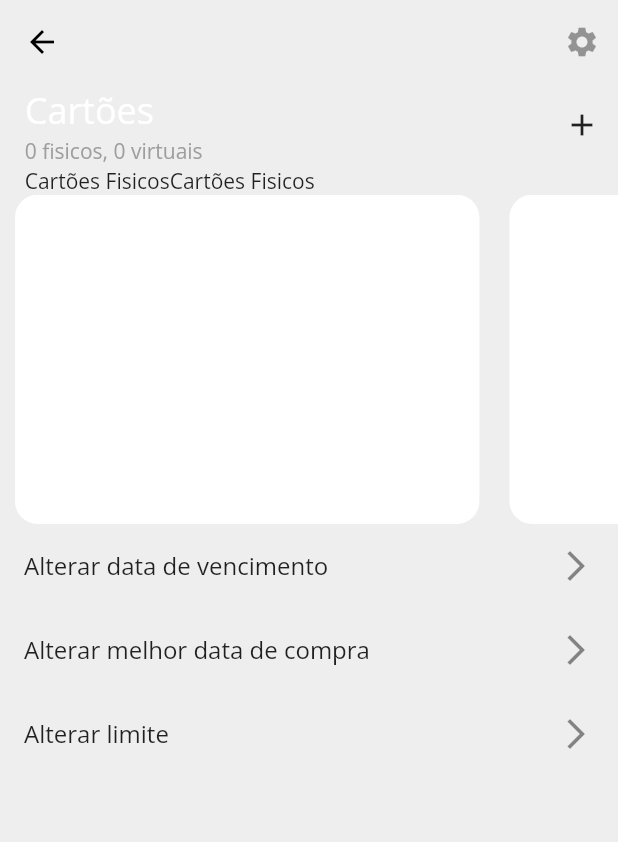
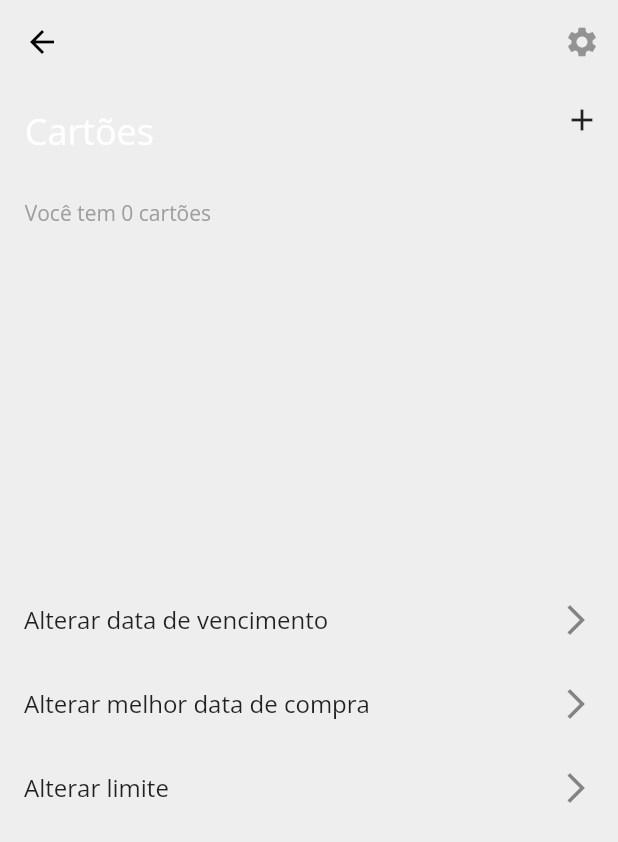
Before and after one commit to hbedford/Minhas-Contas, a Flutter app: the HomeScreen screen opened by its route, item 2 of the bottom bar chosen, after a tap on "ver detalhes", on a phone screen of 412 x 824 dp. Shown: the top 842 px of the screen. Run offline on Flutter 3.47's test engine with Material 2 defaults, Android fonts, the phone set to English and light mode, and no system bars; our stand-ins replace flushbar, flutter_mobx, get_it, google_fonts, mobx, shared_preferences and 1 more; accounts and stored records are empty; generated files the repository leaves out were written again.

Commit message:
melhorias visuais

```diff
--- a/lib/main.dart
+++ b/lib/main.dart
@@ -32,7 +32,7 @@ void main() async {
         [
           CreditCardModel(
             id: 1,
-            name: 'Teste',
+            name: 'Itau Card',
             color: Colors.green,
             payments: ObservableList.of(
               [
--- a/lib/src/app.dart
+++ b/lib/src/app.dart
@@ -2,6 +2,8 @@ import 'package:flutter/material.dart';
 import 'package:get_it/get_it.dart';
 import 'package:google_fonts/google_fonts.dart';
 import 'package:minhasconta/src/screens/categories_screen.dart';
+import 'package:minhasconta/src/screens/creditcard_screen.dart';
+import 'package:minhasconta/src/screens/creditcards_screen.dart';
 import 'package:minhasconta/src/screens/home_screen.dart';
 import 'package:minhasconta/src/screens/loading_screen.dart';
 import 'package:minhasconta/src/screens/login_screen.dart';
@@ -22,6 +24,8 @@ class App extends StatelessWidget {
         '/login': (context) => LoginScreen(),
         '/home': (context) => HomeScreen(),
         '/categories': (context) => CategoriesScreen(),
+        '/card': (context) => CreditCardScreen(),
+        '/cards': (context) => CreditCardsScreen(),
       },
       /* home: LoginScreen(), */
       darkTheme: ThemeData.dark(),
--- /dev/null
+++ b/lib/src/home_pages/creditcards_page.dart
@@ -0,0 +1,103 @@
+import 'package:flutter/material.dart';
+import 'package:flutter_mobx/flutter_mobx.dart';
+import 'package:get_it/get_it.dart';
+import 'package:minhasconta/src/controllers/creditcards_controller.dart';
+import 'package:minhasconta/src/controllers/home_controller.dart';
+import 'package:minhasconta/src/screens/creditcard_screen.dart';
+import 'package:minhasconta/src/screens/creditcards_screen.dart';
+import 'package:minhasconta/src/widgets/creditcard_widget.dart';
+
+class CreditCardsPage extends StatelessWidget {
+  final c = GetIt.instance<HomeController>();
+  final creditCardsController = GetIt.instance<CreditCardsController>();
+  @override
+  Widget build(BuildContext context) {
+    return LayoutBuilder(
+      builder: (context, constraint) => Stack(
+        children: [
+          /* bottomMenu(constraint), */
+          Container(
+            height: constraint.maxHeight * 0.1,
+          ),
+          Column(
+            children: [
+              Flexible(child: Container()),
+              creditCardsInfo(constraint, context),
+              Flexible(
+                  child: LayoutBuilder(
+                builder: (c, constraints) => Container(),
+              ))
+            ],
+          ),
+          Observer(
+              builder: (_) => Visibility(
+                  visible: c.actionButton,
+                  child: Positioned(
+                      bottom: constraint.maxHeight * 0.2,
+                      right: constraint.maxWidth * 0.1,
+                      child: Row(children: [
+                        Text('Gasto/Ganho'),
+                        IconButton(
+                            icon: Icon(Icons.payment), onPressed: () => null)
+                      ]))))
+        ],
+      ),
+    );
+  }
+
+  creditCardsInfo(BoxConstraints constraint, BuildContext context) => Flexible(
+        child: Column(
+          children: [
+            Flexible(
+              child: Container(
+                margin: EdgeInsets.only(left: constraint.maxWidth * 0.05),
+                child: Row(
+                  mainAxisAlignment: MainAxisAlignment.spaceBetween,
+                  children: [
+                    Text(
+                      'Cartões',
+                      style: TextStyle(),
+                    ),
+                    FlatButton(
+                      child: Text('ver detalhes'),
+                      onPressed: () => Navigator.push(
+                        context,
+                        MaterialPageRoute(
+                          builder: (context) => CreditCardsScreen(),
+                        ),
+                      ),
+                    ),
+                  ],
+                ),
+              ),
+            ),
+            Flexible(
+              flex: 2,
+              child: LayoutBuilder(
+                builder: (c, constraints) => ListView(
+                  physics: PageScrollPhysics(),
+                  scrollDirection: Axis.horizontal,
+                  children: creditCardsController.creditCards
+                      .map(
+                        (e) => InkWell(
+                            onTap: () {
+                              creditCardsController.changeCreditCard(e);
+                              Navigator.push(
+                                  context,
+                                  MaterialPageRoute(
+                                      builder: (context) =>
+                                          CreditCardScreen()));
+                            },
+                            child: CreditCardWidget(
+                              creditCard: e,
+                              constrainedBox: constraints,
+                            )),
+                      )
+                      .toList(),
+                ),
+              ),
+            ),
+          ],
+        ),
+      );
+}
--- a/lib/src/screens/creditcards_screen.dart
+++ b/lib/src/screens/creditcards_screen.dart
@@ -1,10 +1,13 @@
 import 'package:flutter/material.dart';
 import 'package:flutter_mobx/flutter_mobx.dart';
+import 'package:get_it/get_it.dart';
+import 'package:minhasconta/src/controllers/creditcards_controller.dart';
 import 'package:minhasconta/src/widgets/creditcard_widget.dart';
 
 import 'addcreditcard_screen.dart';
 
 class CreditCardsScreen extends StatelessWidget {
+  final c = GetIt.instance<CreditCardsController>();
   @override
   Widget build(BuildContext context) {
     return Scaffold(
@@ -17,7 +20,7 @@ class CreditCardsScreen extends StatelessWidget {
         builder: (context, constraint) => Column(
           children: [
             Flexible(
-              flex: 1,
+              flex: 2,
               child: Container(
                 margin: EdgeInsets.only(left: constraint.maxWidth * 0.04),
                 child: Row(
@@ -32,11 +35,13 @@ class CreditCardsScreen extends StatelessWidget {
                           style: TextStyle(color: Colors.white, fontSize: 24),
                         ),
                         Text(
-                          '0 fisicos, 0 virtuais',
+                          'Você tem ${c.creditCards.length} cart${c.creditCards.length == 1 ? 'ão' : 'ões'}',
                           style: TextStyle(color: Colors.grey, fontSize: 14),
                         ),
                       ],
                     ),
+                    Column(
+                      children: [
                         IconButton(
                           icon: Icon(Icons.add),
                           onPressed: () => Navigator.push(
@@ -45,22 +50,6 @@ class CreditCardsScreen extends StatelessWidget {
                                   builder: (context) => AddCreditCardScreen())),
                         ),
                       ],
-                ),
-              ),
-            ),
-            Flexible(
-              flex: 1,
-              child: Container(
-                margin: EdgeInsets.only(left: constraint.maxWidth * 0.04),
-                child: Row(
-                  children: [
-                    InkWell(
-                      onTap: () => null,
-                      child: Text('Cartões Fisicos'),
-                    ),
-                    InkWell(
-                      onTap: () => null,
-                      child: Text('Cartões Fisicos'),
                     ),
                   ],
                 ),
@@ -71,10 +60,20 @@ class CreditCardsScreen extends StatelessWidget {
               child: LayoutBuilder(
                 builder: (context, constraints) => ListView.builder(
                     scrollDirection: Axis.horizontal,
-                    itemCount: 2,
+                    itemCount: c.creditCards.length,
                     itemBuilder: (context, int index) => Container(
                           width: constraints.maxWidth * 0.8,
-                          child: CreditCardWidget(),
+                          child: InkWell(
+                              onLongPress: () => c.creditCards[index]
+                                  .changeOptionsActive(
+                                      !c.creditCards[index].optionsActive),
+                              onTap: () {
+                                c.changeCreditCard(c.creditCards[index]);
+                                Navigator.pushNamed(context, '/card');
+                              },
+                              child: CreditCardWidget(
+                                creditCard: c.creditCards[index],
+                              )),
                         )),
               ),
             ),
@@ -82,12 +81,10 @@ class CreditCardsScreen extends StatelessWidget {
               flex: 8,
               child: Column(
                 children: [
-                  Observer(
-                    builder: (_) => ListTile(
+                  ListTile(
                     onTap: () => null,
                     title: Text('Alterar data de vencimento'),
                     trailing: Icon(Icons.arrow_forward_ios),
-                    ),
                   ),
                   ListTile(
                     onTap: () => null,
--- a/lib/src/screens/home_screen.dart
+++ b/lib/src/screens/home_screen.dart
@@ -4,14 +4,12 @@ import 'package:get_it/get_it.dart';
 import 'package:minhasconta/src/controllers/creditcards_controller.dart';
 import 'package:minhasconta/src/controllers/home_controller.dart';
 import 'package:minhasconta/src/controllers/payment_controller.dart';
+import 'package:minhasconta/src/home_pages/creditcards_page.dart';
 import 'package:minhasconta/src/models/menu_model.dart';
 import 'package:minhasconta/src/models/project_model.dart';
 import 'package:minhasconta/src/screens/configs_screen.dart';
-import 'package:minhasconta/src/screens/creditcard_screen.dart';
 import 'package:minhasconta/src/screens/projects_screen.dart';
 import 'package:minhasconta/src/widgets/addnewpayment_widget.dart';
-import 'package:minhasconta/src/widgets/creditcard_widget.dart';
-import 'creditcards_screen.dart';
 
 class HomeScreen extends StatelessWidget {
   final c = GetIt.instance<HomeController>();
@@ -26,76 +24,103 @@ class HomeScreen extends StatelessWidget {
   ];
   @override
   Widget build(BuildContext context) {
-    return Scaffold(
+    return Observer(
+      builder: (_) => Scaffold(
         appBar: AppBar(
-        title: Text('Minhas Contas'),
+          title: Text(
+            'Minhas Contas',
+            style: TextStyle(color: c.index == 0 ? Colors.white : Colors.black),
+          ),
           centerTitle: true,
-        backgroundColor: Colors.transparent,
+          backgroundColor: c.index == 0 ? Colors.blue : Colors.transparent,
           elevation: 0.0,
         ),
-      body: LayoutBuilder(
+        body: body(),
+        floatingActionButtonLocation: FloatingActionButtonLocation.centerDocked,
+        bottomNavigationBar: bottomNavigation(),
+        floatingActionButton: FloatingActionButton(
+          onPressed: () => showDialogAdd(context),
+          child: Icon(Icons.add),
+        ),
+      ),
+    );
+  }
+
+  body() => LayoutBuilder(
         builder: (context, constraint) => Observer(
             builder: (_) => c.index == 0
-                ? Container(
+                ? Stack(
+                    children: [
+                      Container(
+                        color: Colors.blue,
+                        height: constraint.maxHeight * 0.2,
+                      ),
+                      Container(
                         margin: EdgeInsets.symmetric(
                             horizontal: constraint.maxWidth * 0.04),
                         child: Column(
                           children: [
-                        Spacer(),
                             Flexible(
-                          flex: 2,
+                              flex: 4,
+                              child: Container(
+                                height: constraint.maxHeight * 0.4,
                                 child: Row(
+                                    mainAxisAlignment: MainAxisAlignment.end,
                                     children: [
-                              Text('Seja bem vindo de volta'),
-                            ],
-                            mainAxisAlignment: MainAxisAlignment.end,
+                                      Text(
+                                        'Seja bem vindo(a) de volta',
+                                        style: TextStyle(
+                                            color: Colors.white, fontSize: 20),
+                                      ),
+                                    ]),
                               ),
                             ),
-                        Spacer(),
                             Flexible(
+                                flex: 7,
+                                child: LayoutBuilder(
+                                    builder: (context, constraints) => Card(
+                                          elevation: 8,
+                                          child: Container(
+                                              padding: EdgeInsets.symmetric(
+                                                  horizontal:
+                                                      constraints.maxWidth *
+                                                          0.02,
+                                                  vertical:
+                                                      constraints.maxHeight *
+                                                          0.02),
+                                              height: constraints.maxHeight,
+                                              width: constraints.maxWidth,
+                                              child: Text('Ultima informação')),
+                                        ))),
+                            Spacer(
                               flex: 2,
-                          child: Row(
-                            mainAxisAlignment: MainAxisAlignment.start,
-                            children: [
-                              Text('Ultimas despesas'),
+                            ),
+                            title('Ultimas despesas', () => null),
+                            Spacer(
+                              flex: 1,
+                            ),
+                            listWidget([1, 2, 3]),
+                            Spacer(
+                              flex: 1,
+                            ),
+                            title('Avisos', () => null),
+                            Spacer(
+                              flex: 1,
+                            ),
+                            listWidget([1, 2]),
                           ],
                         ),
                       ),
-                        Flexible(
-                            flex: 4,
-                            child: ListView.builder(
-                                itemCount: 3,
-                                scrollDirection: Axis.horizontal,
-                                itemBuilder: (context, int index) =>
-                                    Card(child: Text('Testando')))),
-                        Flexible(
-                            flex: 2,
-                            child: Row(
-                              children: [
-                                Text('Avisos'),
                     ],
-                              mainAxisAlignment: MainAxisAlignment.start,
-                            )),
-                        Flexible(
-                            flex: 4,
-                            child: ListView.builder(
-                                scrollDirection: Axis.horizontal,
-                                itemCount: 3,
-                                itemBuilder: (context, int index) => Card(
-                                      child: Text('Testando'),
-                                    ))),
-                      ],
-                    ),
                   )
                 : c.index == 1
-                    ? creditCardsInfoWidget()
+                    ? CreditCardsPage()
                     : c.index == 2
                         ? ProjectsScreen()
                         : c.index == 3 ? ConfigsScreen() : Container()),
-      ),
-      floatingActionButtonLocation: FloatingActionButtonLocation.centerDocked,
-      bottomNavigationBar: BottomAppBar(
-        notchMargin: 2,
+      );
+  bottomNavigation() => BottomAppBar(
+        notchMargin: 5,
         shape: CircularNotchedRectangle(),
         child: Container(
           height: 50,
@@ -134,102 +159,10 @@ class HomeScreen extends StatelessWidget {
             ],
           ),
         ),
-      ),
-      floatingActionButton: FloatingActionButton(
-        onPressed: () => showDialogAdd(context),
-        child: Icon(Icons.add),
-      ),
       );
-  }
-
-  creditCardsInfoWidget() => LayoutBuilder(
-        builder: (context, constraint) => Stack(
-          children: [
-            /* bottomMenu(constraint), */
-            Container(
-              height: constraint.maxHeight * 0.1,
-            ),
-            Column(
-              children: [
-                Flexible(child: Container()),
-                creditCardsInfo(constraint, context),
-                Flexible(
-                    child: LayoutBuilder(
-                  builder: (c, constraints) => Container(),
-                ))
-              ],
-            ),
-            Observer(
-                builder: (_) => Visibility(
-                    visible: c.actionButton,
-                    child: Positioned(
-                        bottom: constraint.maxHeight * 0.2,
-                        right: constraint.maxWidth * 0.1,
-                        child: Row(children: [
-                          Text('Gasto/Ganho'),
-                          IconButton(
-                              icon: Icon(Icons.payment), onPressed: () => null)
-                        ]))))
-          ],
-        ),
-      );
-
   BottomNavigationBarItem bottomItem() =>
       BottomNavigationBarItem(icon: Icon(Icons.credit_card));
-  creditCardsInfo(BoxConstraints constraint, BuildContext context) => Flexible(
-        child: Column(
-          children: [
-            Flexible(
-              child: Container(
-                margin: EdgeInsets.only(left: constraint.maxWidth * 0.05),
-                child: Row(
-                  mainAxisAlignment: MainAxisAlignment.spaceBetween,
-                  children: [
-                    Text(
-                      'Cartões',
-                      style: TextStyle(),
-                    ),
-                    FlatButton(
-                      child: Text('ver detalhes'),
-                      onPressed: () => Navigator.push(
-                        context,
-                        MaterialPageRoute(
-                          builder: (context) => CreditCardsScreen(),
-                        ),
-                      ),
-                    ),
-                  ],
-                ),
-              ),
-            ),
-            Flexible(
-              child: LayoutBuilder(
-                builder: (c, constraints) => ListView(
-                  physics: PageScrollPhysics(),
-                  scrollDirection: Axis.horizontal,
-                  children: creditCardsController.creditCards
-                      .map(
-                        (e) => InkWell(
-                            onTap: () {
-                              creditCardsController.changeCreditCard(e);
-                              Navigator.push(
-                                  context,
-                                  MaterialPageRoute(
-                                      builder: (context) =>
-                                          CreditCardScreen()));
-                            },
-                            child: CreditCardWidget(
-                              creditCard: e,
-                              constrainedBox: constraints,
-                            )),
-                      )
-                      .toList(),
-                ),
-              ),
-            ),
-          ],
-        ),
-      );
+
   showDialogAdd(BuildContext context) {
     cp.initiatePayment();
     showModalBottomSheet(
@@ -237,4 +170,27 @@ class HomeScreen extends StatelessWidget {
         context: context,
         builder: (_) => AddNewPaymentWidget());
   }
+
+  title(String title, Function f) => Flexible(
+      flex: 5,
+      child: Row(mainAxisAlignment: MainAxisAlignment.spaceBetween, children: [
+        Text(title,
+            style: TextStyle(fontWeight: FontWeight.w900, fontSize: 16)),
+        InkWell(onTap: f, child: Text('ver mais'))
+      ]));
+  listWidget(List l) => Flexible(
+      flex: 6,
+      child: LayoutBuilder(
+        builder: (context, constraint) => ListView.builder(
+            itemCount: l.length,
+            scrollDirection: Axis.horizontal,
+            itemBuilder: (context, int index) => Card(
+                elevation: 2,
+                child: Container(
+                    padding: EdgeInsets.symmetric(
+                        horizontal: constraint.maxWidth * 0.02,
+                        vertical: constraint.maxHeight * 0.01),
+                    width: constraint.maxWidth * 0.4,
+                    child: Text('Testando')))),
+      ));
 }
--- a/lib/src/widgets/addnewpayment_widget.dart
+++ b/lib/src/widgets/addnewpayment_widget.dart
@@ -24,7 +24,6 @@ class AddNewPaymentWidget extends StatelessWidget {
           decoration: BoxDecoration(
               color: Colors.white,
               borderRadius: BorderRadius.vertical(top: Radius.circular(20))),
-            child: Expanded(
           child: c.step == 0
               ? step0()
               : c.step == 1
@@ -34,7 +33,7 @@ class AddNewPaymentWidget extends StatelessWidget {
                       : c.step == 3
                           ? step3()
                           : c.step == 4 ? step4() : Container(),
-            )),
+        ),
       ),
     );
   }
```
Also changed, not shown: lib/src/controllers/payments_controller.dart (added, +15 -0 lines), lib/src/models/creditcard_model.dart (+6 -1 lines), lib/src/screens/projects_screen.dart (+37 -8 lines), lib/src/widgets/creditcard_widget.dart (+21 -7 lines), lib/src/controllers/payments_controller.g.dart (added), lib/src/models/creditcard_model.g.dart. Lines whose indentation alone changed are shown as unchanged.
